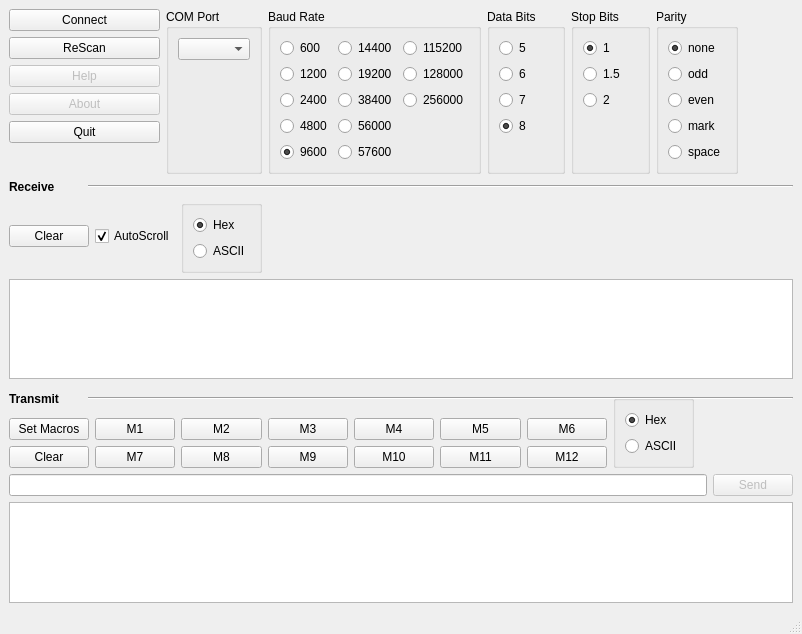
This is ui/terminal.ui in marker5a/EasyTerm as Qt 5 draws it before an edit. The edited form follows.
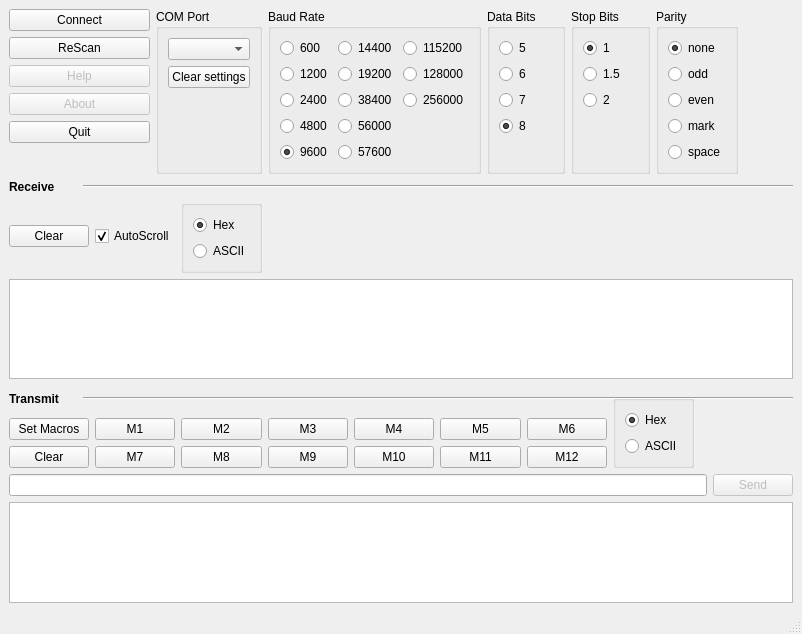
This is the edited form. Icons and pictures are not drawn.

Commit message: -Added some todo items -Added in the clear settings button to clear out the qsettings parameters

Patch:
```diff
--- a/ui/terminal.ui
+++ b/ui/terminal.ui
@@ -90,7 +90,7 @@
          </property>
         </widget>
        </item>
-       <item row="1" column="0">
+       <item row="2" column="0">
         <spacer name="verticalSpacer">
          <property name="orientation">
           <enum>Qt::Vertical</enum>
@@ -103,6 +103,13 @@
          </property>
         </spacer>
        </item>
+       <item row="1" column="0">
+        <widget class="QPushButton" name="clear_settings_button">
+         <property name="text">
+          <string>Clear settings</string>
+         </property>
+        </widget>
+       </item>
       </layout>
      </widget>
     </item>
```
Left out of the diff: 10 changed lines with no effect on the pictures. The commit also changes 3 other files.
